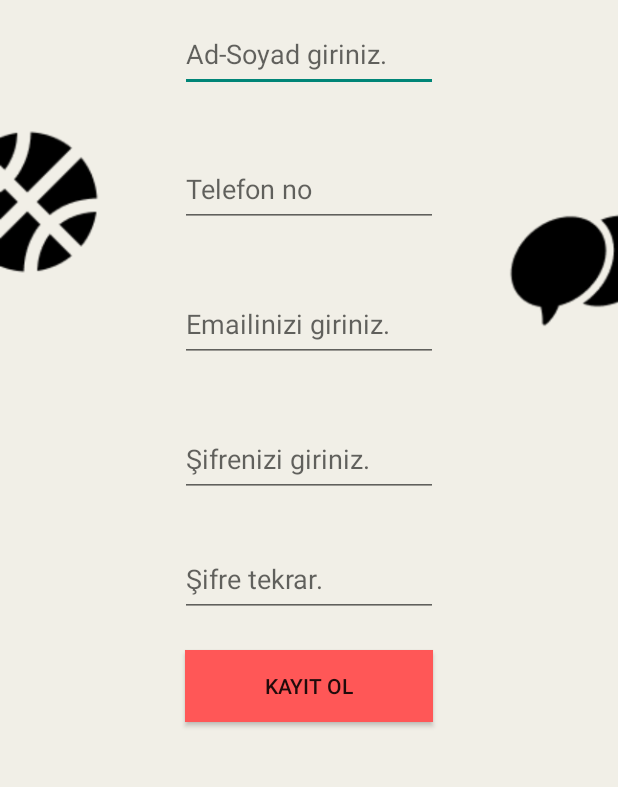
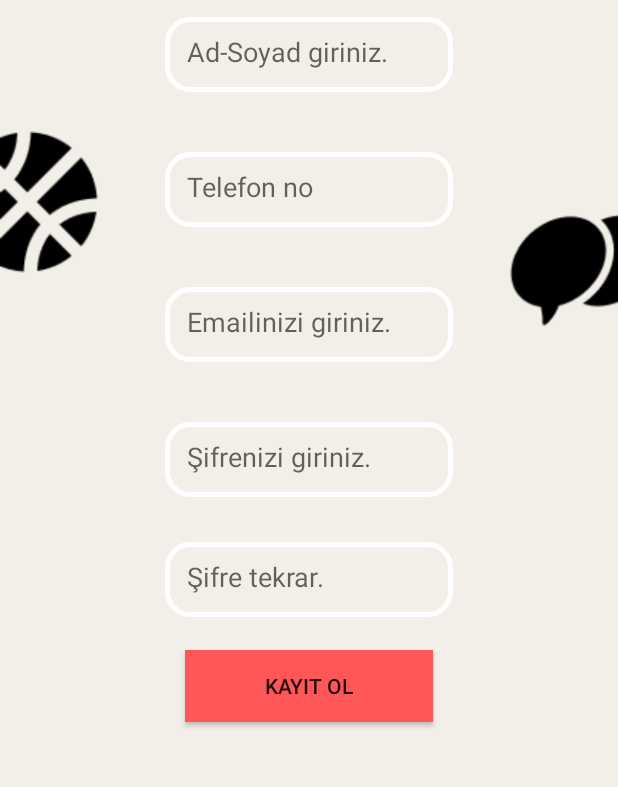
Before and after one commit to HobbyATM/HobbyApp, an Android app: the SignUpActivity screen opened directly, with no data from a screen before it, on a phone screen of 412 x 824 dp, the part 439-1226 px from its top. Run offline under Robolectric (Android 15) with nearby library versions, the phone set to English and light mode, and no system bars; our stand-ins replace Firebase (no records; nobody signed in at launch, a user with empty details on screens opened directly).

Commit message:
editt_button_updates

```diff
--- /dev/null
+++ b/app/src/main/res/drawable/edittext_background.xml
@@ -0,0 +1,12 @@
+<?xml version="1.0" encoding="utf-8"?>
+<shape xmlns:android="http://schemas.android.com/apk/res/android">
+    <stroke
+        android:color="@color/cardview_light_background"
+        android:width="3dp" />
+    <corners android:radius="15dp" />
+    <padding
+        android:bottom="15dp"
+        android:left="15dp"
+        android:right="15dp"
+        android:top="15dp" />
+</shape>
--- a/app/src/main/res/drawable/ic_home.xml
+++ b/app/src/main/res/drawable/ic_home.xml
@@ -2,7 +2,8 @@
     android:width="24dp"
     android:height="24dp"
     android:viewportWidth="960"
-    android:viewportHeight="960">
+    android:viewportHeight="960"
+    >
   <path
       android:pathData="M240,760h120v-240h240v240h120v-360L480,220 240,400v360ZM160,840v-480l320,-240 320,240v480L520,840v-240h-80v240L160,840ZM480,490Z"
       android:fillColor="#e8eaed"/>
--- a/app/src/main/res/layout/activity_sign_up.xml
+++ b/app/src/main/res/layout/activity_sign_up.xml
@@ -32,10 +32,11 @@
         android:layout_alignParentEnd="true"
         android:layout_alignParentBottom="true"
         android:layout_gravity="center"
-        android:layout_marginStart="120dp"
+        android:layout_marginStart="110dp"
         android:layout_marginTop="20dp"
-        android:layout_marginEnd="120dp"
+        android:layout_marginEnd="110dp"
         android:layout_marginBottom="470dp"
+        android:background="@drawable/edittext_background"
         android:hint="Ad-Soyad giriniz."
         />
 
@@ -47,10 +48,11 @@
         android:layout_alignParentEnd="true"
         android:layout_alignParentBottom="true"
         android:layout_gravity="center"
-        android:layout_marginStart="120dp"
+        android:layout_marginStart="110dp"
         android:layout_marginTop="20dp"
-        android:layout_marginEnd="120dp"
+        android:layout_marginEnd="110dp"
         android:layout_marginBottom="380dp"
+        android:background="@drawable/edittext_background"
         android:hint="Telefon no"
         android:inputType="phone"
         />
@@ -63,10 +65,11 @@
         android:layout_alignParentEnd="true"
         android:layout_alignParentBottom="true"
         android:layout_gravity="center"
-        android:layout_marginStart="120dp"
+        android:layout_marginStart="110dp"
         android:layout_marginTop="20dp"
-        android:layout_marginEnd="120dp"
+        android:layout_marginEnd="110dp"
         android:layout_marginBottom="290dp"
+        android:background="@drawable/edittext_background"
         android:hint="Emailinizi giriniz."
         />
 
@@ -78,10 +81,11 @@
         android:layout_alignParentEnd="true"
         android:layout_alignParentBottom="true"
         android:layout_gravity="center"
-        android:layout_marginStart="120dp"
+        android:layout_marginStart="110dp"
         android:layout_marginTop="20dp"
-        android:layout_marginEnd="120dp"
+        android:layout_marginEnd="110dp"
         android:layout_marginBottom="200dp"
+        android:background="@drawable/edittext_background"
         android:hint="Şifrenizi giriniz."
         />
 
@@ -93,10 +97,11 @@
         android:layout_alignParentEnd="true"
         android:layout_alignParentBottom="true"
         android:layout_gravity="center"
-        android:layout_marginStart="120dp"
+        android:layout_marginStart="110dp"
         android:layout_marginTop="20dp"
-        android:layout_marginEnd="120dp"
+        android:layout_marginEnd="110dp"
         android:layout_marginBottom="120dp"
+        android:background="@drawable/edittext_background"
         android:hint="Şifre tekrar."
         />
 
--- a/app/src/main/res/values/strings.xml
+++ b/app/src/main/res/values/strings.xml
@@ -2,4 +2,5 @@
     <string name="app_name">HobbyApp</string>
     <!-- TODO: Remove or change this placeholder text -->
     <string name="hello_blank_fragment">Hello blank fragment</string>
+    <string name="edittext">Hello blank fragment</string>
 </resources>
```
Also changed, not shown: app/src/main/res/drawable/editext_background2.xml (added, +12 -0 lines), app/src/main/res/layout/activity_signin.xml (+6 -4 lines), app/src/main/res/layout/fragment_add_event.xml (+9 -1 lines).
